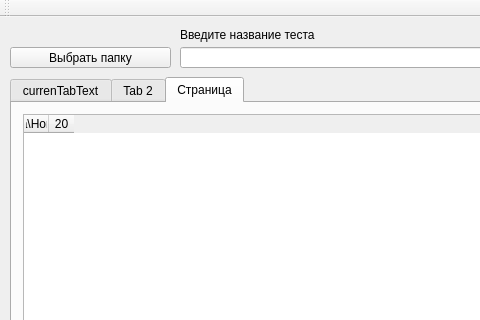
Old version of the form mainwindow.ui in the repository SirKreker/course-work-statistic; both pictures show x 0 to 480 and y 0 to 320 of the 611 by 435 pixel window.
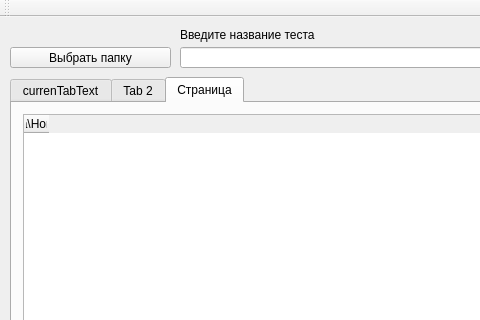
New version of the form. The open tabs and pages were chosen to show the change.

Diff of the .ui file:
```diff
--- a/mainwindow.ui
+++ b/mainwindow.ui
@@ -96,11 +96,6 @@
           <string>Имя ученика\Номер задания</string>
          </property>
         </column>
-        <column>
-         <property name="text">
-          <string>20</string>
-         </property>
-        </column>
        </widget>
       </item>
      </layout>
```
Left out of the diff: 3 changed lines with no effect on the pictures.
